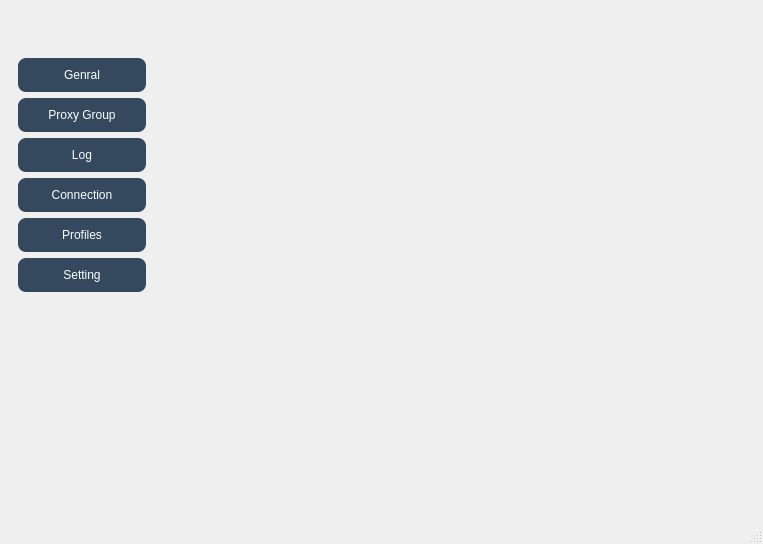
Qt form src/ui/window/mainwindow.ui (Skywol/Clash-Qt) before a commit.
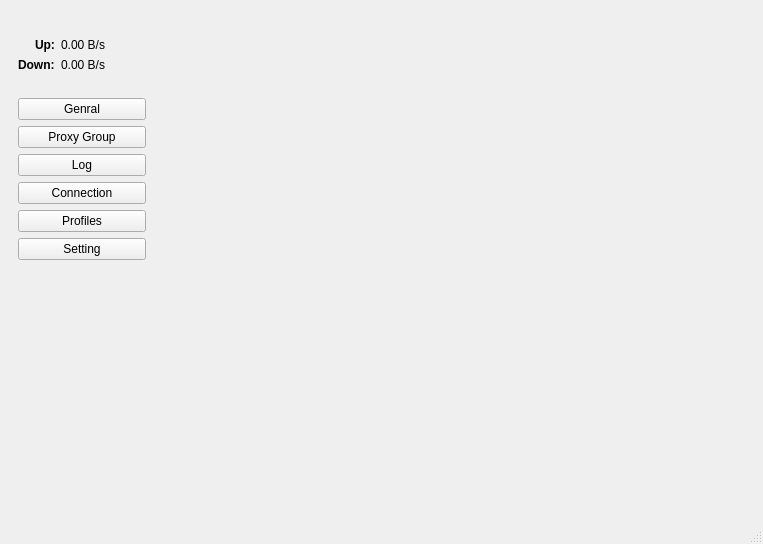
The same form after that commit. Icons and pictures are not drawn.

```diff
--- a/src/ui/window/mainwindow.ui
+++ b/src/ui/window/mainwindow.ui
@@ -34,16 +34,7 @@
        </sizepolicy>
       </property>
       <property name="styleSheet">
-       <string notr="true">QPushButton{
-	border-style:none;
-	padding:10px;
-	border-radius:8px;
-	color:#FFFFFF;
-	background:#34495E;
-}
-QPushButton:hover{color:#F0F0F0;background:#4E6D8C;}
-QPushButton:pressed{color:#B8C6D1;background:#2D3E50;}
-QPushButton:checked{color:#FFFFFF;background:rgb(70, 101, 152);}</string>
+       <string notr="true"/>
       </property>
       <layout class="QVBoxLayout" name="menuTabLayout">
        <item>
@@ -62,6 +53,101 @@
          </property>
         </widget>
        </item>
+       <item>
+        <layout class="QFormLayout" name="formLayout">
+         <property name="labelAlignment">
+          <set>Qt::AlignRight|Qt::AlignTrailing|Qt::AlignVCenter</set>
+         </property>
+         <property name="formAlignment">
+          <set>Qt::AlignLeading|Qt::AlignLeft|Qt::AlignVCenter</set>
+         </property>
+         <item row="0" column="0">
+          <widget class="QLabel" name="label_2">
+           <property name="font">
+            <font>
+             <pointsize>9</pointsize>
+             <weight>75</weight>
+             <bold>true</bold>
+            </font>
+           </property>
+           <property name="text">
+            <string>Up:</string>
+           </property>
+           <property name="textFormat">
+            <enum>Qt::PlainText</enum>
+           </property>
+          </widget>
+         </item>
+         <item row="0" column="1">
+          <widget class="QLabel" name="up">
+           <property name="sizePolicy">
+            <sizepolicy hsizetype="Fixed" vsizetype="Preferred">
+             <horstretch>0</horstretch>
+             <verstretch>0</verstretch>
+            </sizepolicy>
+           </property>
+           <property name="minimumSize">
+            <size>
+             <width>70</width>
+             <height>0</height>
+            </size>
+           </property>
+           <property name="font">
+            <font>
+             <pointsize>9</pointsize>
+            </font>
+           </property>
+           <property name="text">
+            <string>0.00 B/s</string>
+           </property>
+           <property name="textFormat">
+            <enum>Qt::PlainText</enum>
+           </property>
+          </widget>
+         </item>
+         <item row="1" column="0">
+          <widget class="QLabel" name="label_4">
+           <property name="font">
+            <font>
+             <pointsize>9</pointsize>
+             <weight>75</weight>
+             <bold>true</bold>
+            </font>
+           </property>
+           <property name="text">
+            <string>Down:</string>
+           </property>
+           <property name="textFormat">
+            <enum>Qt::PlainText</enum>
+           </property>
+          </widget>
+         </item>
+         <item row="1" column="1">
+          <widget class="QLabel" name="down">
+           <property name="sizePolicy">
+            <sizepolicy hsizetype="Preferred" vsizetype="Preferred">
+             <horstretch>0</horstretch>
+             <verstretch>0</verstretch>
+            </sizepolicy>
+           </property>
+           <property name="minimumSize">
+            <size>
+             <width>70</width>
+             <height>0</height>
+            </size>
+           </property>
+           <property name="font">
+            <font>
+             <pointsize>9</pointsize>
+            </font>
+           </property>
+           <property name="text">
+            <string>0.00 B/s</string>
+           </property>
+          </widget>
+         </item>
+        </layout>
+       </item>
        <item>
         <spacer name="verticalSpacer">
          <property name="orientation">
```
